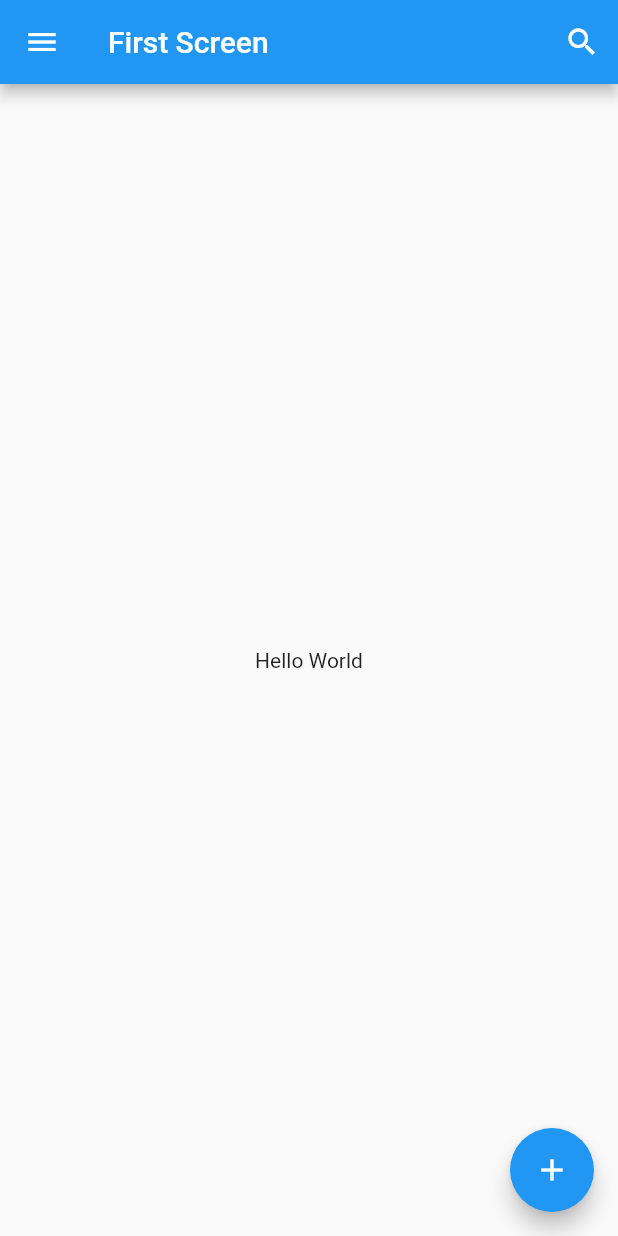
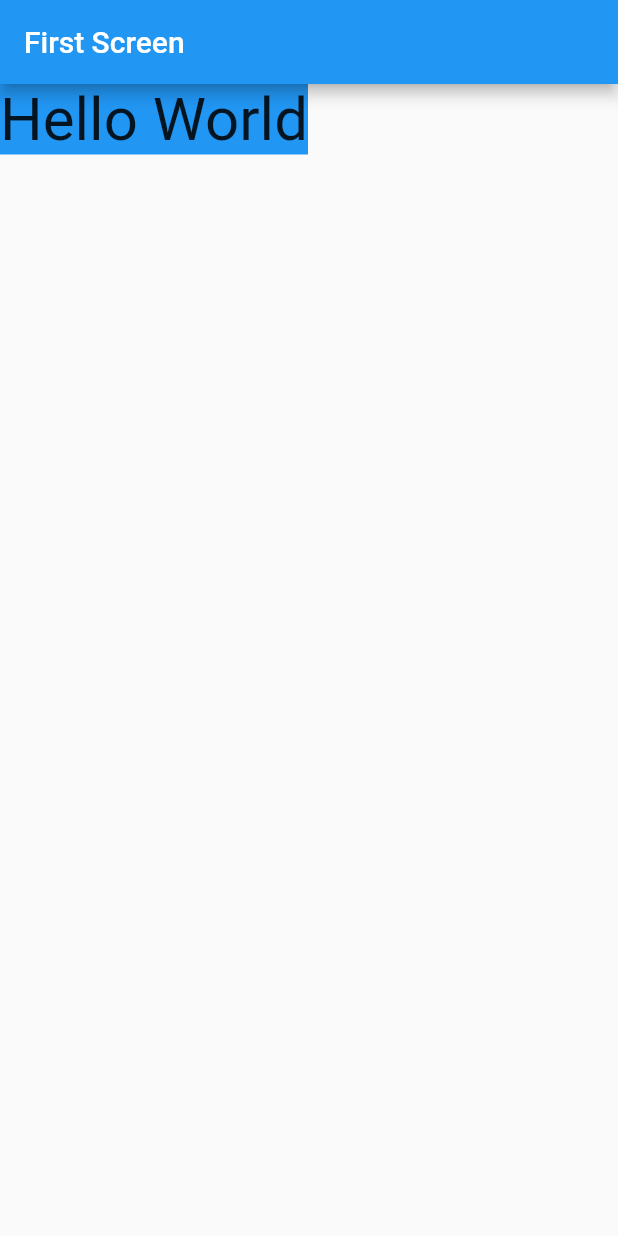
Before and after one commit to saifudinzezy/flutter-pemula, a Flutter app: the screen it shows after launch, on a phone screen of 412 x 824 dp. Run offline on Flutter 3.47's test engine with Material 2 defaults, Android fonts, the phone set to English and light mode, and no system bars.

Commit message:
container

```diff
--- a/lib/main.dart
+++ b/lib/main.dart
@@ -21,30 +21,11 @@
   Widget build(BuildContext context) {
     return Scaffold(
       appBar: AppBar(
-        leading: IconButton(
-          icon: Icon(
-            Icons.menu,
-            color: Colors.white,
-          ),
-          onPressed: (){},
-        ),
         title: Text("First Screen"),
-        actions: [
-          IconButton(
-              onPressed: (){},
-              icon: Icon(
-                Icons.search,
-                color: Colors.white,
-              )
-          ),
-        ],
       ),
-      body: Center(
-        child: Text("Hello World"),
-      ),
-      floatingActionButton: FloatingActionButton(
-        onPressed: () {  },
-        child: Icon(Icons.add),
+      body: Container(
+        child: Text("Hello World", style: TextStyle(fontSize: 40.0),),
+        color: Colors.blue,
       ),
     );
   }
```
